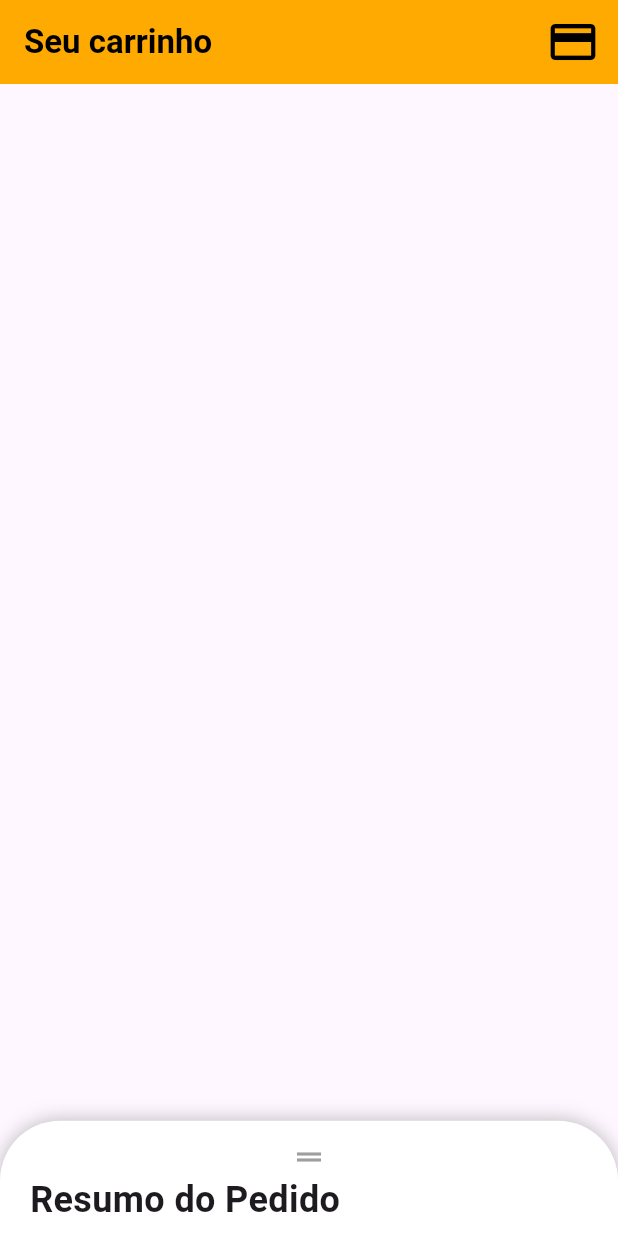
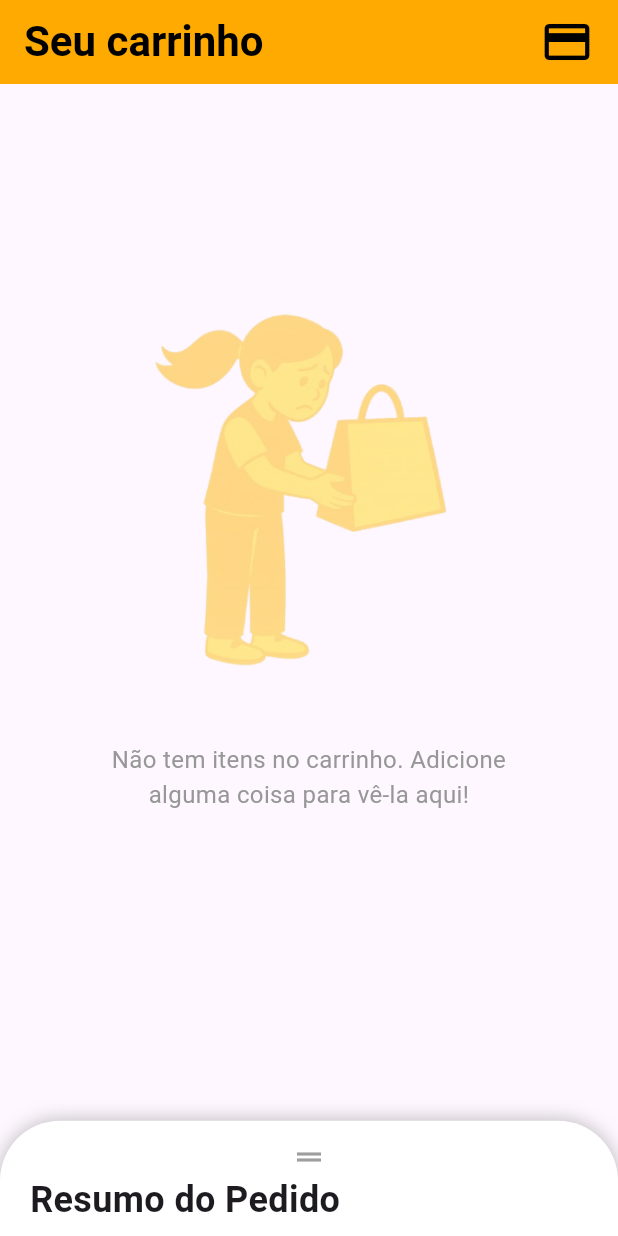
Before and after one commit to Arthutstuts96/Projeto-de-Sistemas-mobile, a Flutter app: the screen it shows after launch, on a phone screen of 412 x 824 dp. Run offline on Flutter 3.47's test engine with Material 3 defaults, Android fonts, the phone set to English and light mode, and no system bars; our stand-ins replace dio, file_picker, shared_preferences.

Commit message:
Colocando widget padrão para carrinho vazio

```diff
--- a/lib/screens/cart_screen.dart
+++ b/lib/screens/cart_screen.dart
@@ -18,11 +18,15 @@ class _CartScreenState extends State<CartScreen> {
   Widget build(BuildContext context) {
     return Scaffold(
       appBar: AppBar(
-        actionsPadding: EdgeInsets.symmetric(horizontal: 4),
+        actionsPadding: EdgeInsets.symmetric(horizontal: 8),
         backgroundColor: Color(0xFFFFAA00),
         title: Text(
           "Seu carrinho",
-          style: TextStyle(fontWeight: FontWeight.bold, color: Colors.black),
+          style: TextStyle(
+            fontWeight: FontWeight.bold,
+            color: Colors.black,
+            fontSize: 28,
+          ),
         ),
         actions: <Widget>[
           IconButton(
@@ -35,7 +39,10 @@ class _CartScreenState extends State<CartScreen> {
         children: [
           ListView(
             padding: const EdgeInsets.all(8),
-            children: <Widget>[SizedBox(height: 100)],
+            children: <Widget>[
+              getCartItens(),
+              SizedBox(height: 100),
+            ],
           ),
           BottomModal(
             onSave: () async {
@@ -43,7 +50,9 @@ class _CartScreenState extends State<CartScreen> {
                 context: context,
                 barrierDismissible: false,
                 builder:
-                    (_) => const Center(child: CircularProgressIndicator(color: Colors.orange,)),
+                    (_) => const Center(
+                      child: CircularProgressIndicator(color: Colors.orange),
+                    ),
               );
               try {
                 final bool response = await cartController.saveCart(
@@ -79,4 +88,27 @@ class _CartScreenState extends State<CartScreen> {
       ),
     );
   }
+
+  Widget getCartItens() {
+    //Widget padrão para se o carrinho estiver vazio
+    return Padding(
+      padding: const EdgeInsets.all(56),
+      child: Column(
+        children: [
+          Opacity(
+            opacity: 0.5,
+            child: Image.asset("assets/images/no_itens_in_bag.png", width: 250),
+          ),
+          Text(
+            "Não tem itens no carrinho. Adicione alguma coisa para vê-la aqui!",
+            textAlign: TextAlign.center,
+            style: TextStyle(
+              fontSize: 16,
+              color: const Color.fromARGB(255, 151, 151, 151),
+            ),
+          ),
+        ],
+      ),
+    );
+  }
 }
```
Also changed, not shown: assets/images/no_itens_in_bag.png (added).
